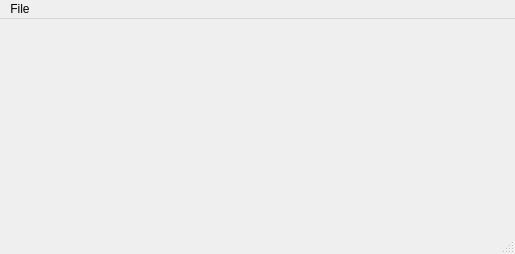
First picture: the form in qc-proj1/mainwindow.ui, repository yyk99/qt_junk, before the edit.
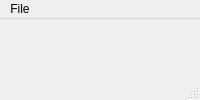
Second picture: the form after the edit.

The edit to the form file:
```diff
--- a/qc-proj1/mainwindow.ui
+++ b/qc-proj1/mainwindow.ui
@@ -2,14 +2,6 @@
 <ui version="4.0">
  <class>MainWindow</class>
  <widget class="QMainWindow" name="MainWindow">
-  <property name="geometry">
-   <rect>
-    <x>0</x>
-    <y>0</y>
-    <width>515</width>
-    <height>254</height>
-   </rect>
-  </property>
   <property name="windowTitle">
    <string>MainWindow</string>
   </property>
@@ -19,7 +11,7 @@
     <rect>
      <x>0</x>
      <y>0</y>
-     <width>515</width>
+     <width>551</width>
      <height>23</height>
     </rect>
    </property>
```
Left out of the diff: 6 changed lines with no effect on the pictures.
